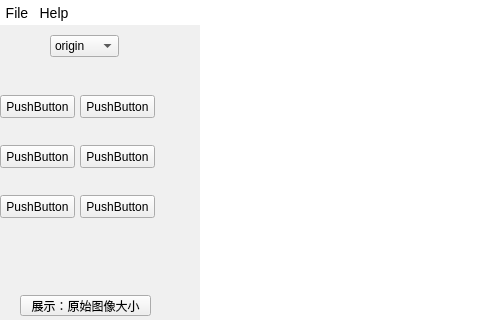
Old version of the form widget.ui in the repository crazyBeliever-He/LOWPOLY; both pictures show x 0 to 480 and y 0 to 320 of the 960 by 540 pixel window.
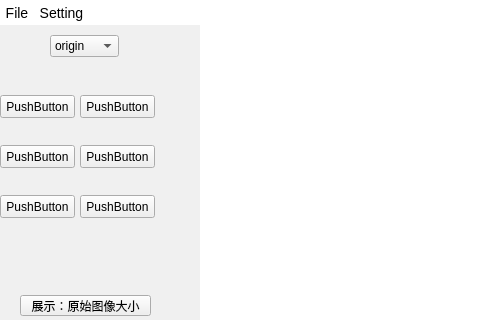
New version of the form. Icons and pictures are not drawn.

Diff of the .ui file:
```diff
--- a/widget.ui
+++ b/widget.ui
@@ -234,7 +234,10 @@
          </size>
         </property>
         <property name="text">
-         <string>Help</string>
+         <string>Setting</string>
+        </property>
+        <property name="popupMode">
+         <enum>QToolButton::ToolButtonPopupMode::InstantPopup</enum>
         </property>
        </widget>
       </item>
```
Left out of the diff: 4 changed lines with no effect on the pictures.
